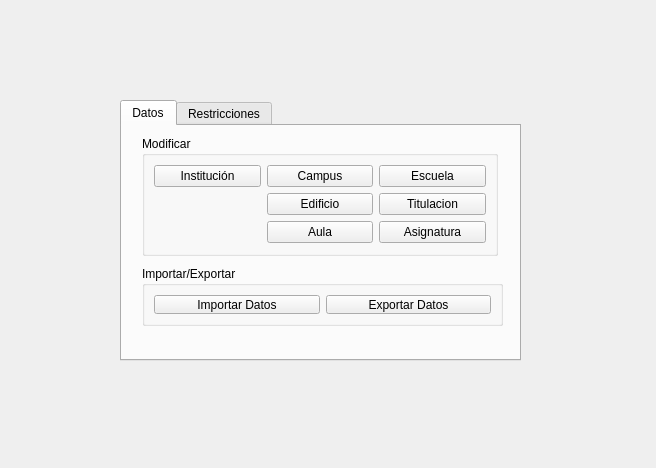
Before: the Qt Designer form Aplicacion/interfaces/Ui/MainWindow.ui in nestorgranado/URJC-TFG-Aplicacion-para-la-gestion-de-horarios-y-examenes-en-la-universidad, drawn with Qt 5.
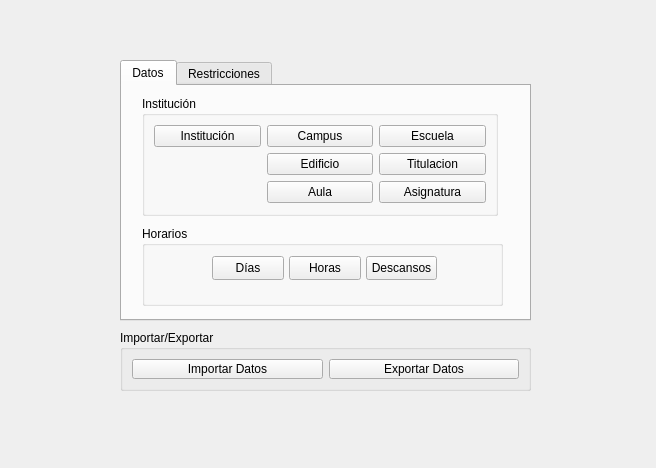
After: the same form once the commit is applied.

What changed in the file:
```diff
--- a/Aplicacion/interfaces/Ui/MainWindow.ui
+++ b/Aplicacion/interfaces/Ui/MainWindow.ui
@@ -18,8 +18,8 @@
     <property name="geometry">
      <rect>
       <x>120</x>
-      <y>100</y>
-      <width>401</width>
+      <y>60</y>
+      <width>411</width>
       <height>261</height>
      </rect>
     </property>
@@ -40,7 +40,7 @@
        </rect>
       </property>
       <property name="title">
-       <string>Modificar</string>
+       <string>Institución</string>
       </property>
       <layout class="QGridLayout" name="gridLayout_3">
        <item row="0" column="1">
@@ -94,34 +94,57 @@
        </item>
       </layout>
      </widget>
-     <widget class="QGroupBox" name="importExport">
+     <widget class="QGroupBox" name="horario">
       <property name="geometry">
        <rect>
         <x>20</x>
         <y>140</y>
         <width>361</width>
-        <height>60</height>
+        <height>80</height>
        </rect>
       </property>
       <property name="title">
-       <string>Importar/Exportar</string>
+       <string>Horarios</string>
       </property>
-      <layout class="QGridLayout" name="gridLayout_5">
-       <item row="0" column="0">
-        <widget class="QPushButton" name="importar">
-         <property name="text">
-          <string>Importar Datos</string>
-         </property>
-        </widget>
-       </item>
-       <item row="0" column="1">
-        <widget class="QPushButton" name="exportar">
-         <property name="text">
-          <string>Exportar Datos</string>
-         </property>
-        </widget>
-       </item>
-      </layout>
+      <widget class="QPushButton" name="horas">
+       <property name="geometry">
+        <rect>
+         <x>147</x>
+         <y>30</y>
+         <width>72</width>
+         <height>24</height>
+        </rect>
+       </property>
+       <property name="text">
+        <string>Horas</string>
+       </property>
+      </widget>
+      <widget class="QPushButton" name="descansos">
+       <property name="geometry">
+        <rect>
+         <x>224</x>
+         <y>30</y>
+         <width>71</width>
+         <height>24</height>
+        </rect>
+       </property>
+       <property name="text">
+        <string>Descansos</string>
+       </property>
+      </widget>
+      <widget class="QPushButton" name="dias">
+       <property name="geometry">
+        <rect>
+         <x>70</x>
+         <y>30</y>
+         <width>72</width>
+         <height>24</height>
+        </rect>
+       </property>
+       <property name="text">
+        <string>Días</string>
+       </property>
+      </widget>
      </widget>
     </widget>
     <widget class="QWidget" name="restricciones">
@@ -142,27 +165,6 @@
       </property>
       <layout class="QGridLayout" name="gridLayout">
        <item row="0" column="0">
-        <widget class="QPushButton" name="dias">
-         <property name="text">
-          <string>Días</string>
-         </property>
-        </widget>
-       </item>
-       <item row="0" column="1">
-        <widget class="QPushButton" name="horas">
-         <property name="text">
-          <string>Horas</string>
-         </property>
-        </widget>
-       </item>
-       <item row="0" column="2">
-        <widget class="QPushButton" name="descansos">
-         <property name="text">
-          <string>Descansos</string>
-         </property>
-        </widget>
-       </item>
-       <item row="1" column="0">
         <widget class="QPushButton" name="nuevaTiempo">
          <property name="text">
           <string>Nueva Restricción</string>
@@ -216,6 +218,35 @@
      </widget>
     </widget>
    </widget>
+   <widget class="QGroupBox" name="importExport">
+    <property name="geometry">
+     <rect>
+      <x>120</x>
+      <y>330</y>
+      <width>411</width>
+      <height>61</height>
+     </rect>
+    </property>
+    <property name="title">
+     <string>Importar/Exportar</string>
+    </property>
+    <layout class="QGridLayout" name="gridLayout_5">
+     <item row="0" column="0">
+      <widget class="QPushButton" name="importar">
+       <property name="text">
+        <string>Importar Datos</string>
+       </property>
+      </widget>
+     </item>
+     <item row="0" column="1">
+      <widget class="QPushButton" name="exportar">
+       <property name="text">
+        <string>Exportar Datos</string>
+       </property>
+      </widget>
+     </item>
+    </layout>
+   </widget>
   </widget>
  </widget>
  <resources/>
```
